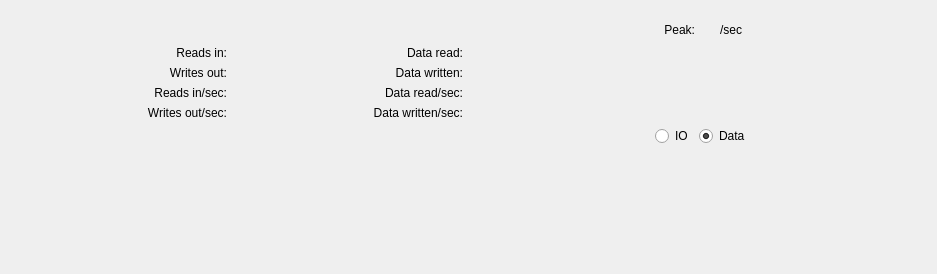
The window that Under Construction/Activity Monitor.app/Resources/activity_monitor/ui/tab_disk_activity.ui (helloSystem/Utilities) describes before a commit, drawn with Qt 5.
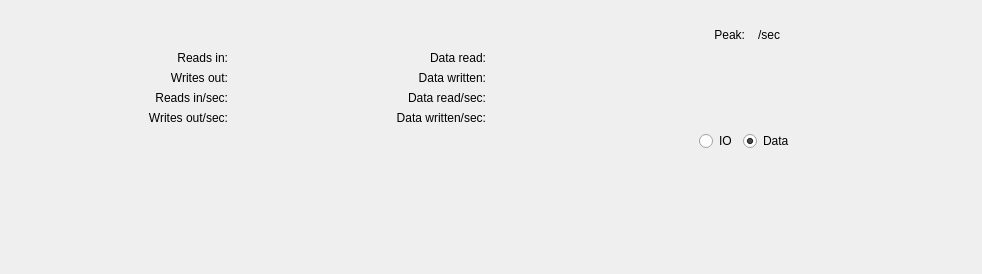
The same window after the commit. Custom widgets are drawn as their Qt base class.

```diff
--- a/Under Construction/Activity Monitor.app/Resources/activity_monitor/ui/tab_disk_activity.ui
+++ b/Under Construction/Activity Monitor.app/Resources/activity_monitor/ui/tab_disk_activity.ui
@@ -6,7 +6,7 @@
    <rect>
     <x>0</x>
     <y>0</y>
-    <width>937</width>
+    <width>982</width>
     <height>274</height>
    </rect>
   </property>
@@ -48,7 +48,7 @@
        <property name="sizeHint" stdset="0">
         <size>
          <width>20</width>
-         <height>20</height>
+            <height>25</height>
         </size>
        </property>
       </spacer>
@@ -90,7 +90,7 @@
        <item row="4" column="6" alignment="Qt::AlignLeft">
         <widget class="ColorButton" name="color_picker_data_written_sec_value" native="true"/>
        </item>
-       <item row="2" column="2">
+          <item row="2" column="3">
         <widget class="QLabel" name="label_writes_out_value">
          <property name="text">
           <string/>
@@ -100,7 +100,7 @@
          </property>
         </widget>
        </item>
-       <item row="3" column="2">
+          <item row="3" column="3">
         <widget class="QLabel" name="label_reads_in_sec_value">
          <property name="text">
           <string/>
@@ -120,7 +120,7 @@
          </property>
         </widget>
        </item>
-       <item row="2" column="4">
+          <item row="2" column="5">
         <widget class="QLabel" name="label_data_written">
          <property name="text">
           <string>Data written:</string>
@@ -130,7 +130,7 @@
          </property>
         </widget>
        </item>
-       <item row="4" column="4">
+          <item row="4" column="5">
         <widget class="QLabel" name="label_data_written_sec">
          <property name="text">
           <string>Data written/sec:</string>
@@ -140,7 +140,7 @@
          </property>
         </widget>
        </item>
-       <item row="0" column="7">
+          <item row="0" column="8">
         <spacer name="horizontalSpacer_4">
          <property name="orientation">
           <enum>Qt::Horizontal</enum>
@@ -159,7 +159,7 @@
        <item row="3" column="6" alignment="Qt::AlignLeft">
         <widget class="ColorButton" name="color_picker_data_read_sec_value" native="true"/>
        </item>
-       <item row="2" column="5">
+          <item row="2" column="7">
         <widget class="QLabel" name="label_data_written_value">
          <property name="text">
           <string/>
@@ -169,7 +169,7 @@
          </property>
         </widget>
        </item>
-       <item row="1" column="2">
+          <item row="1" column="3">
         <widget class="QLabel" name="label_reads_in_value">
          <property name="text">
           <string/>
@@ -179,10 +179,10 @@
          </property>
         </widget>
        </item>
-       <item row="1" column="8" rowspan="4">
+          <item row="1" column="9" rowspan="4">
         <widget class="QWidget" name="graph" native="true"/>
        </item>
-       <item row="3" column="4">
+          <item row="3" column="5">
         <widget class="QLabel" name="label_data_read_sec">
          <property name="text">
           <string>Data read/sec:</string>
@@ -192,7 +192,23 @@
          </property>
         </widget>
        </item>
-       <item row="1" column="4">
+          <item row="0" column="6">
+              <spacer name="horizontalSpacer_10">
+                  <property name="orientation">
+                      <enum>Qt::Horizontal</enum>
+                  </property>
+                  <property name="sizeType">
+                      <enum>QSizePolicy::Preferred</enum>
+                  </property>
+                  <property name="sizeHint" stdset="0">
+                      <size>
+                          <width>20</width>
+                          <height>20</height>
+                      </size>
+                  </property>
+              </spacer>
+          </item>
+          <item row="1" column="5">
         <widget class="QLabel" name="label_data_read">
          <property name="text">
           <string>Data read:</string>
@@ -202,7 +218,7 @@
          </property>
         </widget>
        </item>
-       <item row="3" column="5">
+          <item row="3" column="7">
         <widget class="QLabel" name="label_data_read_sec_value">
          <property name="text">
           <string/>
@@ -212,7 +228,7 @@
          </property>
         </widget>
        </item>
-       <item row="4" column="5">
+          <item row="4" column="7">
         <widget class="QLabel" name="label_data_written_sec_value">
          <property name="text">
           <string/>
@@ -222,7 +238,7 @@
          </property>
         </widget>
        </item>
-       <item row="5" column="8">
+          <item row="5" column="9">
         <layout class="QHBoxLayout" name="horizontalLayout_2">
          <item>
           <spacer name="horizontalSpacer_7">
@@ -287,7 +303,7 @@
          </item>
         </layout>
        </item>
-       <item row="4" column="2">
+          <item row="4" column="3">
         <widget class="QLabel" name="label_writes_out_sec_value">
          <property name="text">
           <string/>
@@ -313,7 +329,7 @@
          </property>
         </widget>
        </item>
-       <item row="0" column="3">
+          <item row="0" column="4">
         <spacer name="horizontalSpacer">
          <property name="orientation">
           <enum>Qt::Horizontal</enum>
@@ -329,19 +345,6 @@
          </property>
         </spacer>
        </item>
-       <item row="6" column="1">
-        <spacer name="verticalSpacer">
-         <property name="orientation">
-          <enum>Qt::Vertical</enum>
-         </property>
-         <property name="sizeHint" stdset="0">
-          <size>
-           <width>20</width>
-           <height>40</height>
-          </size>
-         </property>
-        </spacer>
-       </item>
        <item row="4" column="1">
         <widget class="QLabel" name="label_writes_out_sec">
          <property name="text">
@@ -352,8 +355,11 @@
          </property>
         </widget>
        </item>
-       <item row="0" column="8">
+          <item row="0" column="9">
         <layout class="QHBoxLayout" name="horizontalLayout">
+                  <property name="spacing">
+                      <number>0</number>
+                  </property>
          <item>
           <spacer name="horizontalSpacer_2">
            <property name="orientation">
@@ -446,7 +452,7 @@
          </item>
         </layout>
        </item>
-       <item row="1" column="5">
+          <item row="1" column="7">
         <widget class="QLabel" name="label_data_read_value">
          <property name="text">
           <string/>
@@ -456,7 +462,7 @@
          </property>
         </widget>
        </item>
-       <item row="0" column="9">
+          <item row="0" column="10">
         <spacer name="horizontalSpacer_9">
          <property name="orientation">
           <enum>Qt::Horizontal</enum>
@@ -469,8 +475,37 @@
          </property>
         </spacer>
        </item>
+          <item row="0" column="2">
+              <spacer name="horizontalSpacer_11">
+                  <property name="orientation">
+                      <enum>Qt::Horizontal</enum>
+                  </property>
+                  <property name="sizeType">
+                      <enum>QSizePolicy::Preferred</enum>
+                  </property>
+                  <property name="sizeHint" stdset="0">
+                      <size>
+                          <width>20</width>
+                          <height>20</height>
+                      </size>
+                  </property>
+              </spacer>
+          </item>
       </layout>
      </item>
+        <item>
+            <spacer name="verticalSpacer">
+                <property name="orientation">
+                    <enum>Qt::Vertical</enum>
+                </property>
+                <property name="sizeHint" stdset="0">
+                    <size>
+                        <width>20</width>
+                        <height>40</height>
+                    </size>
+                </property>
+            </spacer>
+        </item>
     </layout>
    </item>
   </layout>
```
Left out of the diff: 4 changed lines with no effect on the pictures. Lines whose indentation alone changed are shown as unchanged.
